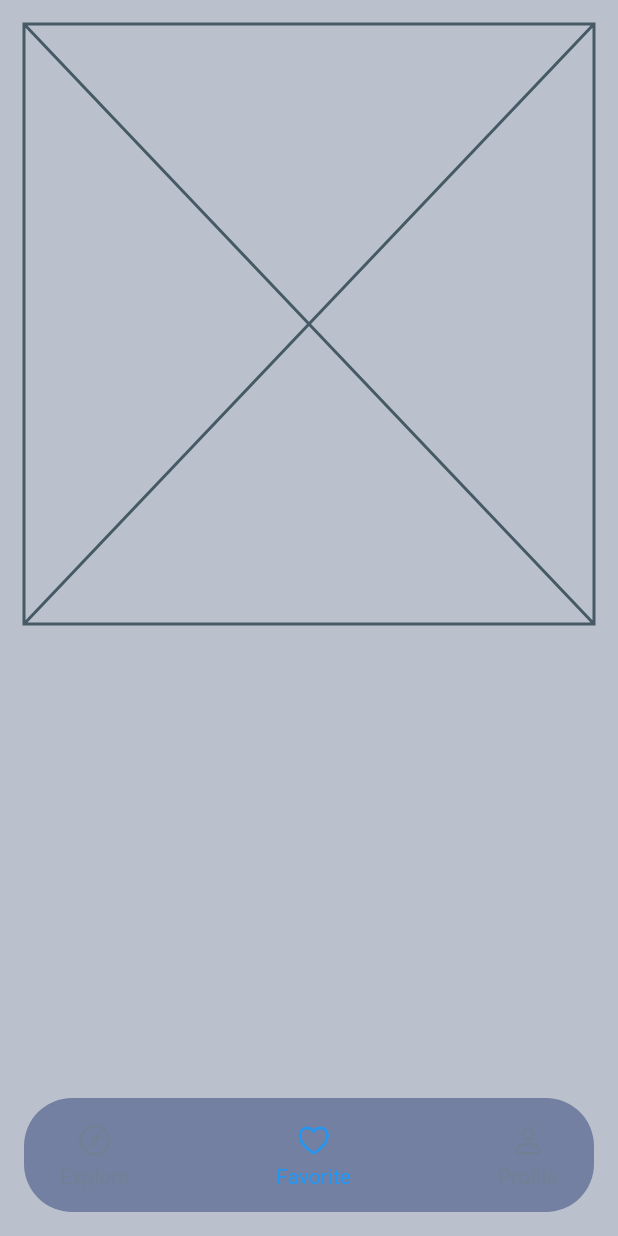
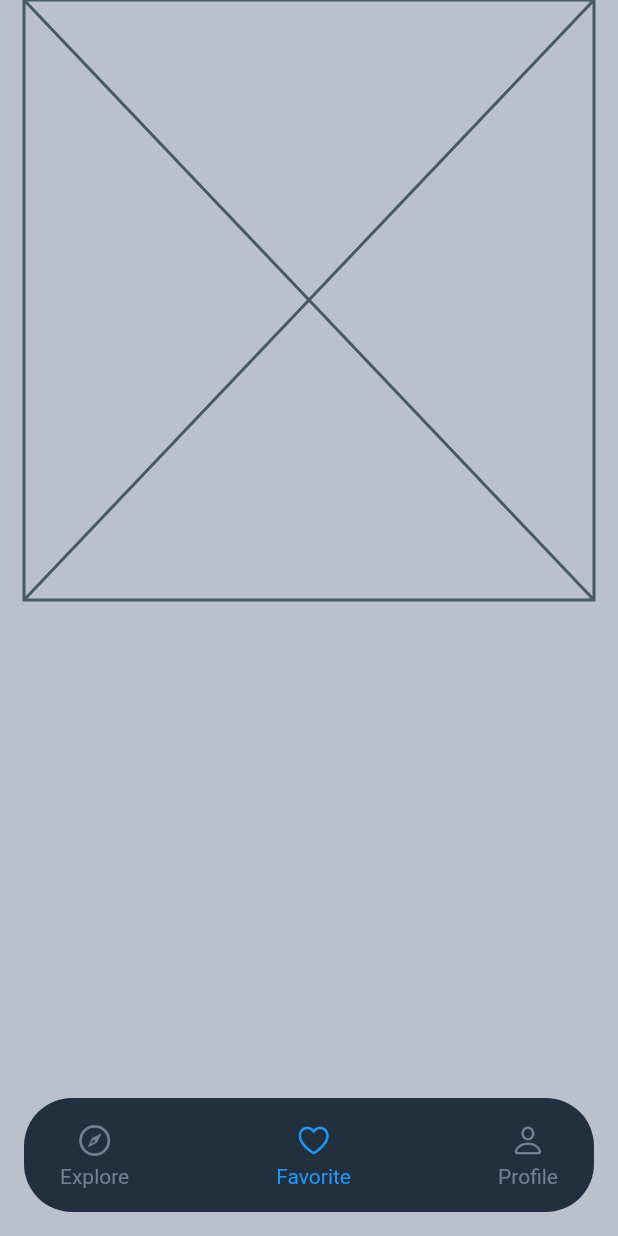
Before and after one commit to PaxTiz/flutter_planets, a Flutter app: the screen it shows after launch, item 2 of the bottom bar chosen, on a phone screen of 412 x 824 dp. Run offline on Flutter 3.47's test engine with Material 2 defaults, Android fonts, the phone set to English and light mode, and no system bars; network calls fail.

Commit message:
Switch from global padding to top header & bottom bar padding

```diff
--- a/lib/app.dart
+++ b/lib/app.dart
@@ -45,20 +45,20 @@ class _AppState extends State<App> {
   Widget build(BuildContext context) {
     return Scaffold(
       body: Padding(
-        padding: const EdgeInsets.all(16),
+        padding: const EdgeInsets.symmetric(horizontal: 16),
         child: Stack(
           alignment: Alignment.bottomCenter,
           fit: StackFit.expand,
           children: [
             SingleChildScrollView(child: _tabs[_currentIndex]),
             Positioned(
-              bottom: 0,
+              bottom: 16,
               left: 0,
               right: 0,
               child: Container(
                 padding: const EdgeInsets.symmetric(vertical: 16, horizontal: 24),
                 decoration: BoxDecoration(
-                  color: Color.fromARGB(125, 39, 60, 117),
+                  color: Color.fromARGB(255, 34, 47, 62),
                   borderRadius: BorderRadius.circular(32),
                 ),
                 child: SizedBox(
--- a/lib/components/header.dart
+++ b/lib/components/header.dart
@@ -9,6 +9,7 @@ class Header extends StatelessWidget {
   Widget build(BuildContext context) {
     return Column(
       children: [
+        SizedBox(height: 16),
         Row(
           mainAxisAlignment: MainAxisAlignment.spaceBetween,
           crossAxisAlignment: CrossAxisAlignment.start,
```
